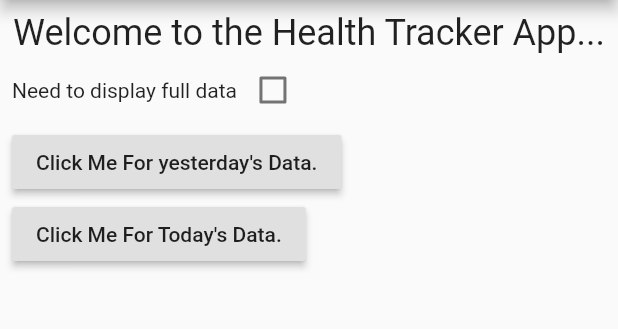
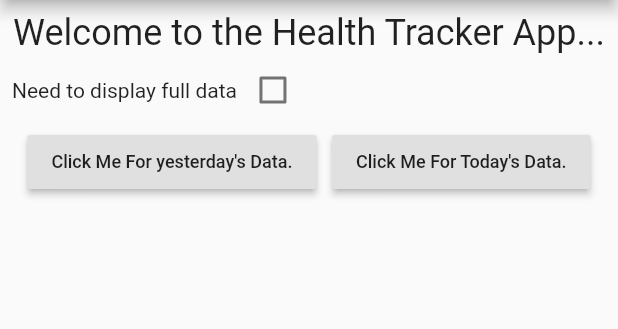
Before and after one commit to Harshdeep4295/HealthCheckup, a Flutter app: the screen it shows after launch, on a phone screen of 412 x 824 dp, the part 84-413 px from its top. Run offline on Flutter 3.47's test engine with Material 2 defaults, Android fonts, the phone set to English and light mode, and no system bars; missing offline and left inert: fit_kit.

Commit message:
refactoring code

```diff
--- a/lib/screens/home_page.dart
+++ b/lib/screens/home_page.dart
@@ -21,6 +21,10 @@ class _HomePageState extends State<HomePage> {
         child: Padding(
           padding: const EdgeInsets.all(8.0),
           child: Container(
+            child: NotificationListener<OverscrollIndicatorNotification>(
+              onNotification: (overscroll) {
+                overscroll.disallowGlow();
+              },
               child: SingleChildScrollView(
                 child: Column(
                   crossAxisAlignment: CrossAxisAlignment.start,
@@ -49,6 +53,9 @@ class _HomePageState extends State<HomePage> {
                             }),
                       ],
                     ),
+                    Row(
+                      mainAxisAlignment: MainAxisAlignment.spaceEvenly,
+                      children: [
                         RaisedButton(
                           onPressed: () async {
                             setState(() {
@@ -58,7 +65,10 @@ class _HomePageState extends State<HomePage> {
 
                             readData();
                           },
-                    child: Text('Click Me For yesterday\'s Data.'),
+                          child: Text(
+                            'Click Me For yesterday\'s Data.',
+                            style: TextStyle(fontSize: 12),
+                          ),
                         ),
                         RaisedButton(
                           onPressed: () async {
@@ -69,10 +79,19 @@ class _HomePageState extends State<HomePage> {
 
                             readData();
                           },
-                    child: Text('Click Me For Today\'s Data.'),
+                          child: Text(
+                            'Click Me For Today\'s Data.',
+                            style: TextStyle(fontSize: 12),
+                          ),
+                        ),
+                      ],
+                    ),
+                    SizedBox(
+                      height: 20,
                     ),
                     if (_list.length > 0) ..._list
                   ],
+                ),
               ),
             ),
           ),
```
Lines whose indentation alone changed are shown as unchanged.
